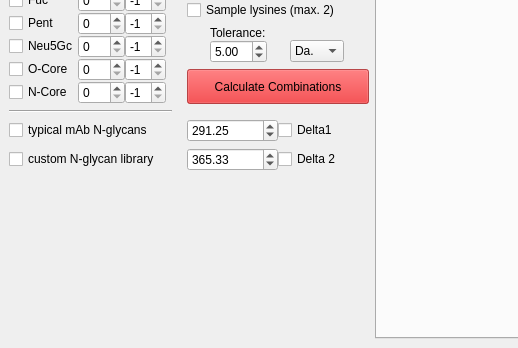
The window that src/ModFinder_UI.ui (cdl-biosimilars/mofi) describes before a commit, drawn with Qt 5; both pictures show x 0 to 518 and y 419 to 767 of the 1180 by 767 pixel window.
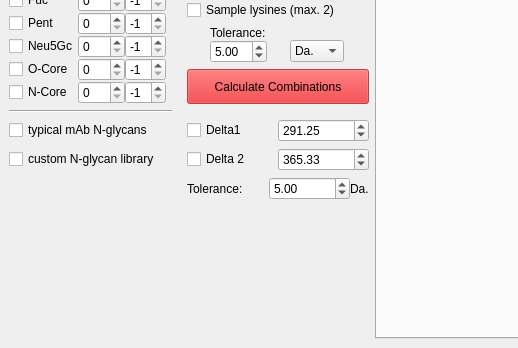
The same window after the commit. The open tabs and pages were chosen to show the change. Icons and pictures are not drawn.

Commit message: ppm tolerance works; renamed findmods C++ extension; code cleanup

```diff
--- a/src/ModFinder_UI.ui
+++ b/src/ModFinder_UI.ui
@@ -902,6 +902,13 @@
       </item>
       <item row="11" column="1">
        <layout class="QHBoxLayout" name="deltaLayout">
+        <item>
+         <widget class="QCheckBox" name="delta1Check">
+          <property name="text">
+           <string>Delta1</string>
+          </property>
+         </widget>
+        </item>
         <item>
          <widget class="QDoubleSpinBox" name="delta1Box">
           <property name="sizePolicy">
@@ -930,16 +937,9 @@
           </property>
          </widget>
         </item>
-        <item>
-         <widget class="QCheckBox" name="delta1Check">
-          <property name="text">
-           <string>Delta1</string>
-          </property>
-         </widget>
-        </item>
        </layout>
       </item>
-      <item row="13" column="0">
+      <item row="14" column="0">
        <spacer name="verticalSpacer_4">
         <property name="orientation">
          <enum>Qt::Vertical</enum>
@@ -954,19 +954,6 @@
       </item>
       <item row="12" column="1">
        <layout class="QHBoxLayout" name="horizontalLayout">
-        <item>
-         <widget class="QDoubleSpinBox" name="delta2Box">
-          <property name="decimals">
-           <number>2</number>
-          </property>
-          <property name="maximum">
-           <double>1000.000000000000000</double>
-          </property>
-          <property name="value">
-           <double>365.329999999999984</double>
-          </property>
-         </widget>
-        </item>
         <item>
          <widget class="QCheckBox" name="delta2Check">
           <property name="text">
@@ -974,6 +961,19 @@
           </property>
          </widget>
         </item>
+        <item>
+         <widget class="QDoubleSpinBox" name="delta2Box">
+          <property name="decimals">
+           <number>2</number>
+          </property>
+          <property name="maximum">
+           <double>1000.000000000000000</double>
+          </property>
+          <property name="value">
+           <double>365.329999999999984</double>
+          </property>
+         </widget>
+        </item>
        </layout>
       </item>
       <item row="11" column="0">
@@ -1137,6 +1137,40 @@
         </item>
        </layout>
       </item>
+      <item row="13" column="1">
+       <layout class="QHBoxLayout" name="horizontalLayout_6">
+        <item>
+         <widget class="QLabel" name="label_8">
+          <property name="text">
+           <string>Tolerance:</string>
+          </property>
+         </widget>
+        </item>
+        <item>
+         <widget class="QDoubleSpinBox" name="deltaToleranceBox">
+          <property name="singleStep">
+           <double>0.100000000000000</double>
+          </property>
+          <property name="value">
+           <double>5.000000000000000</double>
+          </property>
+         </widget>
+        </item>
+        <item>
+         <widget class="QLabel" name="label_10">
+          <property name="sizePolicy">
+           <sizepolicy hsizetype="Maximum" vsizetype="Preferred">
+            <horstretch>0</horstretch>
+            <verstretch>0</verstretch>
+           </sizepolicy>
+          </property>
+          <property name="text">
+           <string>Da.</string>
+          </property>
+         </widget>
+        </item>
+       </layout>
+      </item>
      </layout>
     </item>
    </layout>
```
Left out of the diff: 2 changed lines with no effect on the pictures. The commit also changes 26 other files.
